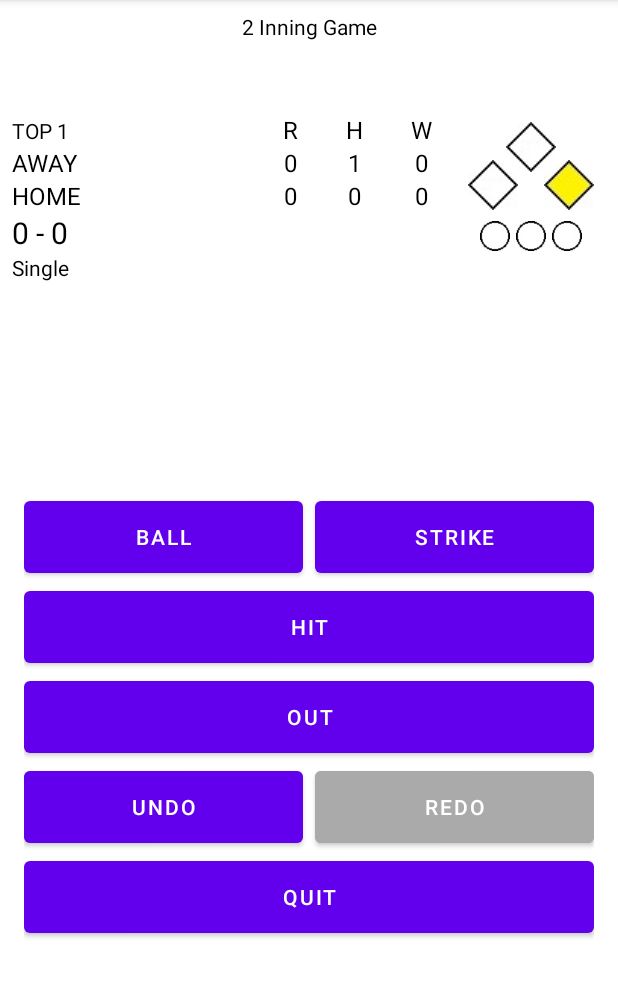
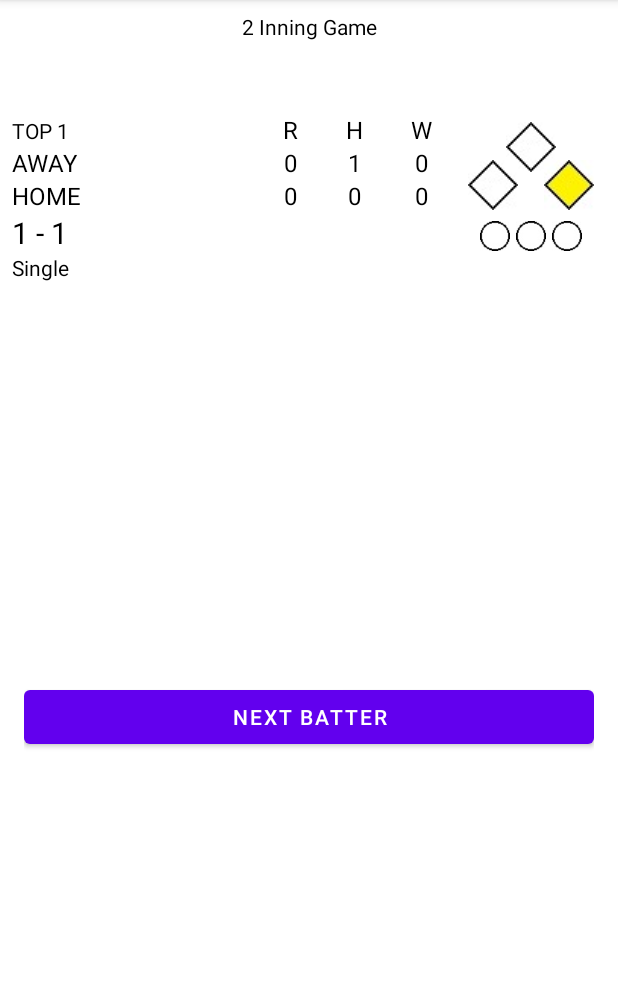
Before and after one commit to corbcoff92/WiffleballScorekeeperApp, an Android app: the screen it shows after launch (MainActivity), after a tap on "SINGLE", on a phone screen of 412 x 824 dp, the part 84-1081 px from its top. Run offline under Robolectric (Android 15) with nearby library versions, the phone set to English and light mode, and no system bars; 3 other taps on this screen came first.

Commit message:
Added game pauses

```diff
--- a/app/src/main/java/com/example/wiffleballscorekeeperapp/MainActivity.java
+++ b/app/src/main/java/com/example/wiffleballscorekeeperapp/MainActivity.java
@@ -6,6 +6,7 @@ import androidx.constraintlayout.widget.ConstraintSet;
 
 import android.annotation.SuppressLint;
 import android.os.Bundle;
+import android.util.Log;
 import android.view.View;
 import android.widget.Button;
 import android.widget.ImageView;
@@ -18,7 +19,7 @@ import com.example.game.GameStack;
 import java.util.Iterator;
 
 public class MainActivity extends AppCompatActivity {
-    private Game game = new Game(2, "HOME", "AWAY");
+    private Game game = new Game(1, "HOME", "AWAY");
     private GameStack gameStack = new GameStack(game);
 
     private enum PITCH_CALL_TYPES {BALL, STRIKE}
@@ -45,8 +46,11 @@ public class MainActivity extends AppCompatActivity {
     private View pitch_menu;
     private View hit_menu;
     private View out_menu;
+    private View continue_menu;
+    private View gameover_menu;
     private Button undo_button;
     private Button redo_button;
+    private Button continue_button;
     final private String LOG_TAG = "MAIN_ACTIVITY";
 
     @Override
@@ -73,10 +77,17 @@ public class MainActivity extends AppCompatActivity {
         pitch_menu = findViewById(R.id.pitch_buttons);
         hit_menu = findViewById(R.id.hit_buttons);
         out_menu = findViewById(R.id.out_buttons);
+        continue_menu = findViewById(R.id.continue_buttons);
+        gameover_menu = findViewById(R.id.gameover_buttons);
 
         undo_button = findViewById(R.id.undo_button);
         redo_button = findViewById(R.id.redo_button);
+        continue_button = findViewById(R.id.continue_button);
 
+        findViewById(R.id.continue_button).setOnClickListener((View view) -> {
+            game.nextBatter();
+            updateGame();
+        });
 
         findViewById(R.id.ball_button).setOnClickListener((View view) -> pitchCalled(PITCH_CALL_TYPES.BALL));
         findViewById(R.id.strike_button).setOnClickListener((View view) -> pitchCalled(PITCH_CALL_TYPES.STRIKE));
@@ -140,7 +151,6 @@ public class MainActivity extends AppCompatActivity {
                 game.advanceRunnersHit(4);
                 break;
         }
-        showMenu(pitch_menu);
         updateGame();
     }
 
@@ -155,7 +165,6 @@ public class MainActivity extends AppCompatActivity {
                 game.flyOut();
                 break;
         }
-        showMenu(pitch_menu);
         updateGame();
     }
 
@@ -166,6 +175,7 @@ public class MainActivity extends AppCompatActivity {
             Toast toast = Toast.makeText(this, "Cannot undo further...", Toast.LENGTH_SHORT);
             toast.show();
         }
+        updateGame();
     }
 
     private void redoGameAction() {
@@ -175,6 +185,7 @@ public class MainActivity extends AppCompatActivity {
             Toast toast = Toast.makeText(this, "Cannot redo further...", Toast.LENGTH_SHORT);
             toast.show();
         }
+        updateGame();
     }
 
     private void updateGame() {
@@ -186,15 +197,24 @@ public class MainActivity extends AppCompatActivity {
             redo_button.setBackgroundColor(getResources().getColor(R.color.button_color));
         else
             redo_button.setBackgroundColor(getResources().getColor(R.color.disabled_button_color));
-        checkGameOver();
+
+        switch (game.waitingState) {
+            case NEW_BATTER:
+                continue_button.setText("Next Batter");
+                showMenu(continue_menu);
+                break;
+            case NEW_INNING:
+                continue_button.setText("Next Inning");
+                showMenu(continue_menu);
+                break;
+            case NONE:
+                showMenu(pitch_menu);
+                break;
+            case OVER:
+                showMenu(gameover_menu);
+                break;
+        }
         displayGame();
-    }
-
-    public void checkGameOver() {
-        if (game.isGameOver) {
-            pitch_menu.setVisibility(View.GONE);
-            findViewById(R.id.gameover_buttons).setVisibility(View.VISIBLE);
-        }
     }
 
     public void cancelClicked(View view) {
@@ -208,6 +228,10 @@ public class MainActivity extends AppCompatActivity {
         else hit_menu.setVisibility(View.VISIBLE);
         if (out_menu != menu) out_menu.setVisibility(View.GONE);
         else out_menu.setVisibility(View.VISIBLE);
+        if (continue_menu != menu) continue_menu.setVisibility(View.GONE);
+        else continue_menu.setVisibility(View.VISIBLE);
+        if (gameover_menu != menu) gameover_menu.setVisibility(View.GONE);
+        else gameover_menu.setVisibility(View.VISIBLE);
     }
 
     @SuppressLint("SetTextI18n")
--- a/app/src/main/res/layout/activity_main.xml
+++ b/app/src/main/res/layout/activity_main.xml
@@ -326,8 +326,8 @@
                 android:layout_marginEnd="4dp"
                 android:layout_marginRight="4dp"
                 android:layout_weight="1"
+                android:backgroundTint="@color/disabled_button_color"
                 android:minHeight="60dp"
-                android:backgroundTint="@color/disabled_button_color"
                 android:text="Undo" />
 
             <Button
@@ -337,8 +337,8 @@
                 android:layout_marginStart="4dp"
                 android:layout_marginLeft="4dp"
                 android:layout_weight="1"
+                android:backgroundTint="@color/disabled_button_color"
                 android:minHeight="60dp"
-                android:backgroundTint="@color/disabled_button_color"
                 android:text="Redo" />
 
         </LinearLayout>
@@ -464,6 +464,27 @@
             android:layout_height="wrap_content"
             android:minHeight="60dp"
             android:text="Done" />
+
+    </LinearLayout>
+
+    <LinearLayout
+        android:id="@+id/continue_buttons"
+        android:layout_width="0dp"
+        android:layout_height="wrap_content"
+        android:layout_margin="16dp"
+        android:orientation="vertical"
+        android:visibility="gone"
+        app:layout_constraintBottom_toBottomOf="parent"
+        app:layout_constraintEnd_toEndOf="parent"
+        app:layout_constraintStart_toStartOf="parent"
+        app:layout_constraintTop_toBottomOf="@+id/game_display"
+        tools:visibility="gone">
+
+        <Button
+            android:id="@+id/continue_button"
+            android:layout_width="match_parent"
+            android:layout_height="wrap_content"
+            android:text="Play Ball!" />
     </LinearLayout>
 
 </androidx.constraintlayout.widget.ConstraintLayout>
```
Also changed, not shown: app/src/main/java/com/example/game/Game.java (+30 -14 lines).
